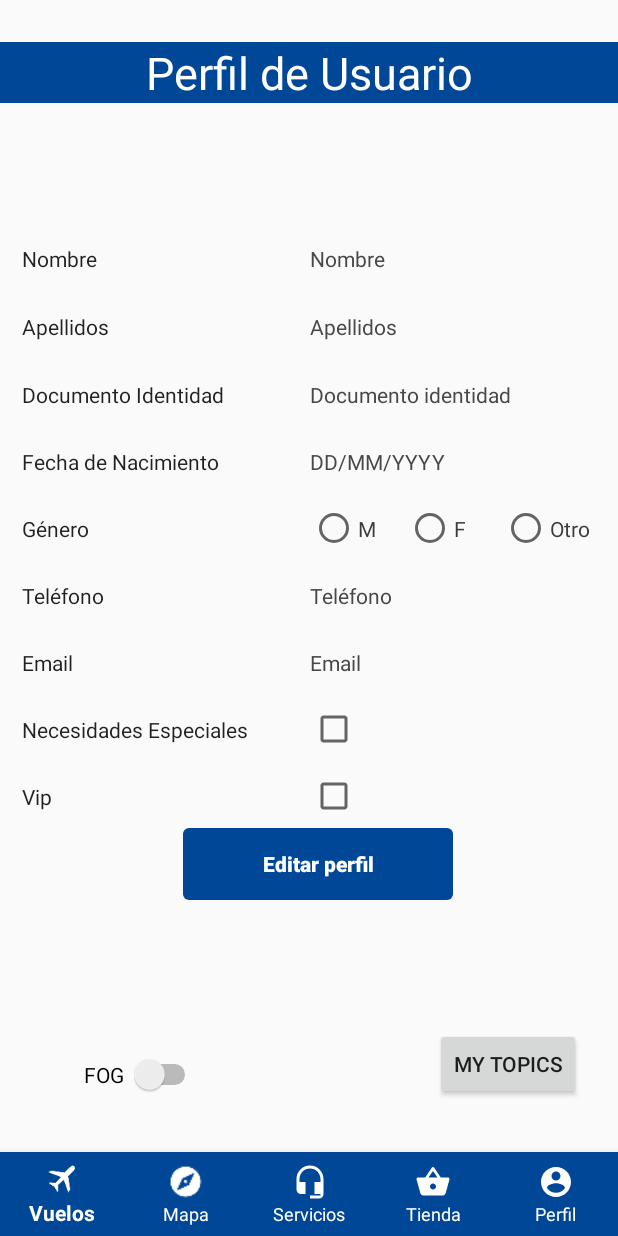
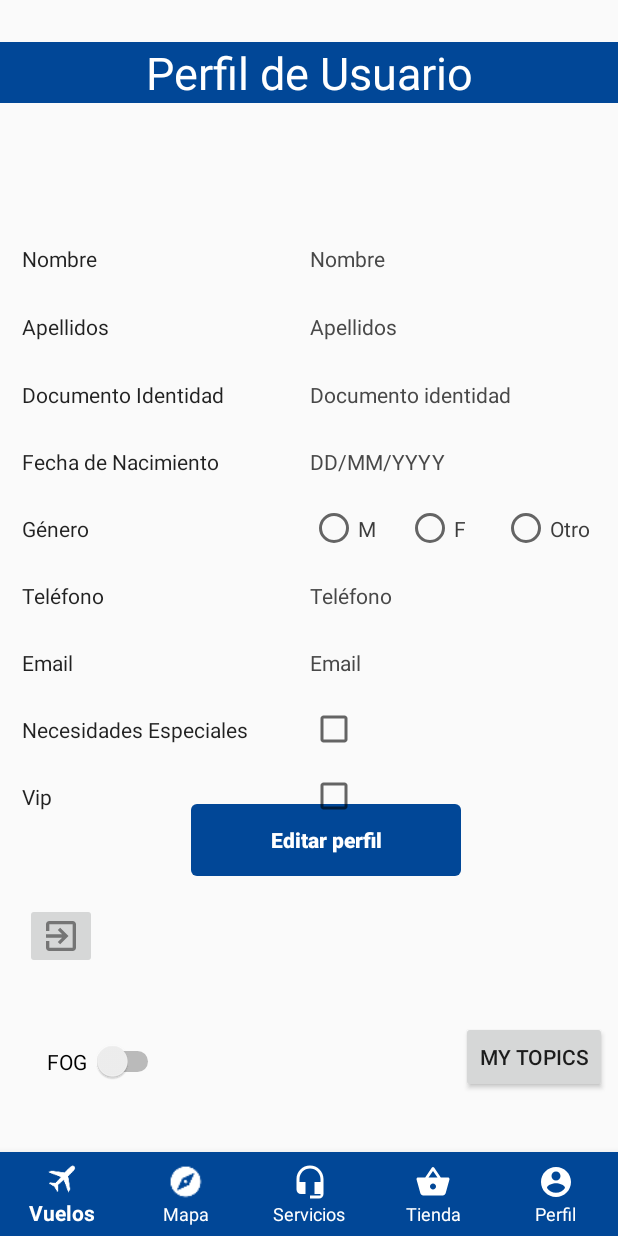
Before and after one commit to PTIN2020/A4, an Android app: the Perfil screen opened directly, with no data from a screen before it, on a phone screen of 412 x 824 dp. Run offline under Robolectric (Android 15) with nearby library versions, the phone set to English and light mode, and no system bars; our stand-ins replace Volley; network calls fail.

Commit message:
Modificación de pantalla para que aparezca botón de log out

```diff
--- a/app/src/main/res/layout/activity_perfil.xml
+++ b/app/src/main/res/layout/activity_perfil.xml
@@ -25,7 +25,7 @@
                 android:layout_width="180dp"
                 android:layout_height="wrap_content"
                 android:layout_gravity="center"
-                android:layout_marginTop="552dp"
+                android:layout_marginTop="536dp"
                 android:background="@drawable/btn_login"
                 android:stateListAnimator="@null"
                 android:text="Editar perfil"
@@ -35,7 +35,7 @@
                 android:textStyle="bold"
                 app:layout_constraintBottom_toTopOf="@+id/bottomNavigationView"
                 app:layout_constraintEnd_toEndOf="parent"
-                app:layout_constraintHorizontal_bias="0.527"
+                app:layout_constraintHorizontal_bias="0.549"
                 app:layout_constraintStart_toStartOf="parent"
                 app:layout_constraintTop_toTopOf="parent" />
 
@@ -46,10 +46,10 @@
                 android:text="FOG "
                 app:layout_constraintBottom_toTopOf="@+id/bottom_navigation"
                 app:layout_constraintEnd_toEndOf="parent"
-                app:layout_constraintHorizontal_bias="0.168"
+                app:layout_constraintHorizontal_bias="0.093"
                 app:layout_constraintStart_toStartOf="parent"
                 app:layout_constraintTop_toTopOf="parent"
-                app:layout_constraintVertical_bias="0.949" />
+                app:layout_constraintVertical_bias="0.937" />
 
             <TextView
                 android:id="@+id/textView23"
@@ -433,10 +433,10 @@
                 android:text="MY TOPICS"
                 app:layout_constraintBottom_toBottomOf="parent"
                 app:layout_constraintEnd_toEndOf="parent"
-                app:layout_constraintHorizontal_bias="0.922"
+                app:layout_constraintHorizontal_bias="0.977"
                 app:layout_constraintStart_toStartOf="parent"
                 app:layout_constraintTop_toTopOf="parent"
-                app:layout_constraintVertical_bias="0.883" />
+                app:layout_constraintVertical_bias="0.877" />
 
             <TextView
                 android:id="@+id/tvtopic"
@@ -451,6 +451,22 @@
                 app:layout_constraintTop_toTopOf="parent"
                 app:layout_constraintVertical_bias="0.78" />
 
+            <ImageButton
+                android:id="@+id/logoff"
+                android:layout_width="wrap_content"
+                android:layout_height="wrap_content"
+                android:layout_marginStart="@dimen/activity_horizontal_margin"
+                android:layout_marginTop="@dimen/activity_horizontal_margin"
+                android:layout_marginEnd="347dp"
+                android:layout_marginBottom="@dimen/activity_vertical_margin"
+                android:visibility="visible"
+                app:layout_constraintBottom_toTopOf="@+id/switch1"
+                app:layout_constraintEnd_toEndOf="parent"
+                app:layout_constraintStart_toStartOf="parent"
+                app:layout_constraintTop_toBottomOf="@+id/linearLayout2"
+                app:srcCompat="@drawable/exit"
+                tools:visibility="visible" />
+
             android:background="?android:attr/selectableItemBackground"
 
         </androidx.constraintlayout.widget.ConstraintLayout>
```
